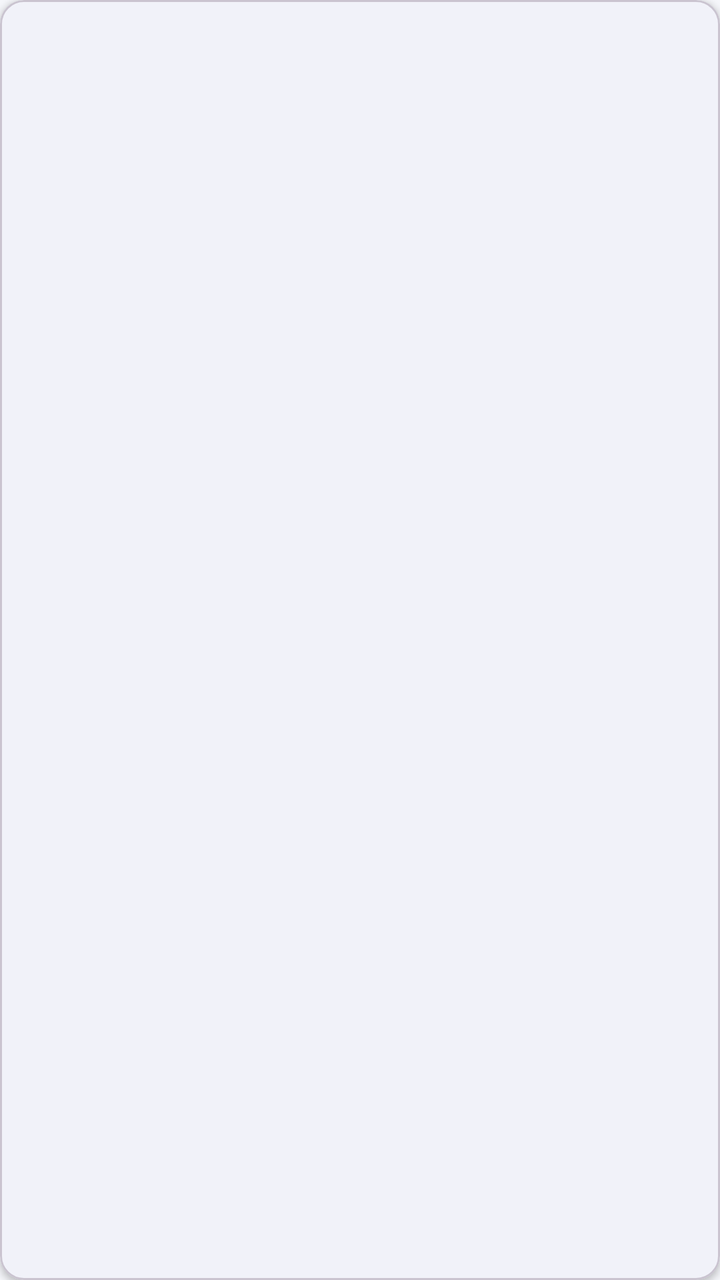
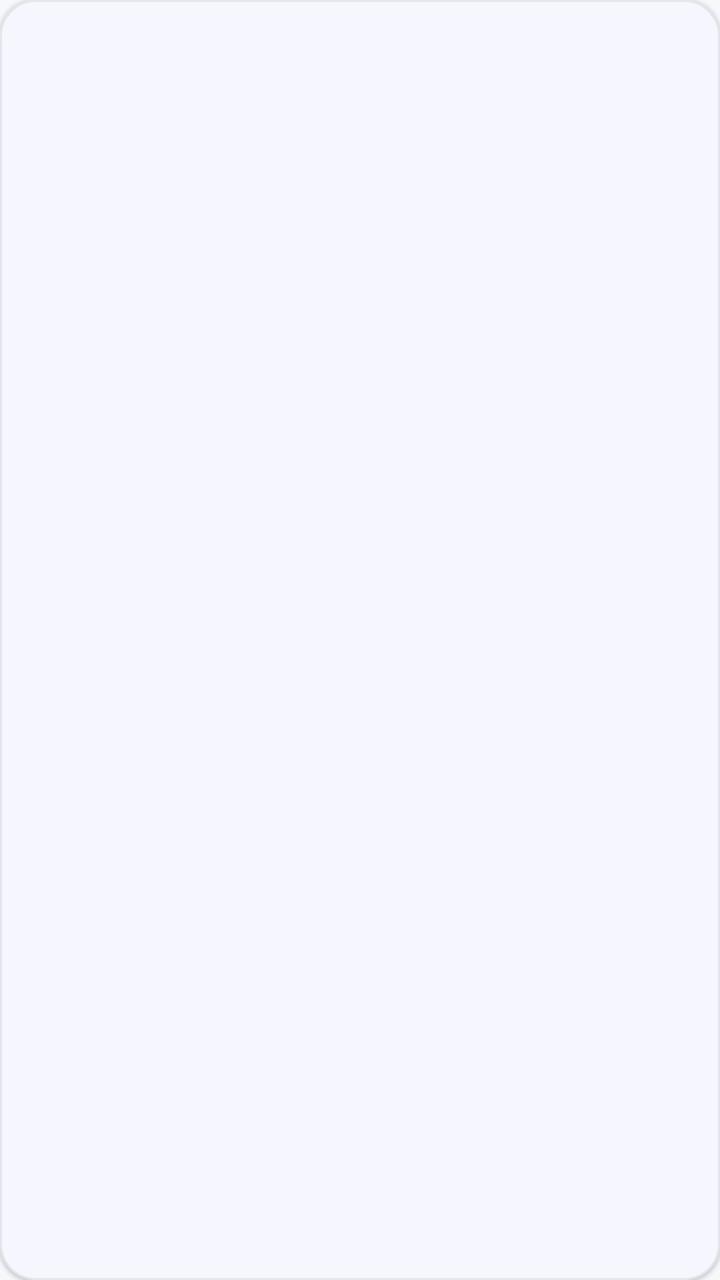

Screens rendered from an Android XML layout before and after an edit, with the pre-edit source and the edit as a unified diff.
<!-- AndroidManifest.xml: application theme Theme.Eve -->
<!-- res/layout/item_answer.xml -->
<?xml version="1.0" encoding="utf-8"?>
<com.google.android.material.card.MaterialCardView xmlns:android="http://schemas.android.com/apk/res/android"
    xmlns:app="http://schemas.android.com/apk/res-auto"
    android:layout_width="match_parent"
    android:layout_height="wrap_content"
    android:layout_margin="6dp"
    app:cardCornerRadius="12dp"
    app:cardElevation="2dp">

    <LinearLayout
        android:layout_width="match_parent"
        android:layout_height="wrap_content"
        android:orientation="vertical"
        android:padding="14dp">

        <LinearLayout
            android:layout_width="match_parent"
            android:layout_height="wrap_content"
            android:orientation="horizontal">

            <TextView
                android:id="@+id/tvQ"
                android:layout_width="0dp"
                android:layout_height="wrap_content"
                android:layout_weight="1"
                android:textColor="?attr/colorOnSurface"
                android:textSize="16sp"
                android:textStyle="bold" />

            <ImageView
                android:id="@+id/ivBookmark"
                android:layout_width="18dp"
                android:layout_height="18dp"
                android:layout_marginStart="6dp"
                android:layout_marginTop="2dp"
                android:contentDescription="Bookmarked"
                android:src="@drawable/ic_star_filled"
                android:visibility="gone" />
        </LinearLayout>

        <TextView
            android:id="@+id/tvYourAnswer"
            android:layout_width="match_parent"
            android:layout_height="wrap_content"
            android:layout_marginTop="8dp"
            android:textSize="15sp" />

        <TextView
            android:id="@+id/tvCorrectAnswer"
            android:layout_width="match_parent"
            android:layout_height="wrap_content"
            android:layout_marginTop="4dp"
            android:textColor="@color/eve_green"
            android:textSize="15sp" />

        <com.google.android.material.button.MaterialButton
            android:id="@+id/btnToggleExplanation"
            style="@style/Widget.Material3.Button.TextButton"
            android:layout_width="wrap_content"
            android:layout_height="wrap_content"
            android:layout_marginTop="4dp"
            android:layout_marginStart="-8dp"
            android:text="Explanation dekho"
            android:textSize="13sp"
            android:visibility="gone" />

        <TextView
            android:id="@+id/tvExplanation"
            android:layout_width="match_parent"
            android:layout_height="wrap_content"
            android:background="@color/eve_bg"
            android:padding="10dp"
            android:textColor="?attr/colorOnSurface"
            android:textSize="14sp"
            android:visibility="gone" />
    </LinearLayout>
</com.google.android.material.card.MaterialCardView>
<!-- resources referenced by this layout -->
<resources>
  <color name="eve_bg">#F5F6FA</color>
  <color name="eve_green">#2E7D32</color>
  <!-- drawable ic_star_filled (drawable) -->
  <vector xmlns:android="http://schemas.android.com/apk/res/android"
      android:width="24dp"
      android:height="24dp"
      android:viewportWidth="24"
      android:viewportHeight="24">
      <path
          android:pathData="M12,17.27L18.18,21l-1.64,-7.03L22,9.24l-7.19,-0.61L12,2 9.19,8.63 2,9.24l5.46,4.73L5.82,21z"
          android:fillColor="@color/eve_accent" />
  </vector>
  <style name="Theme.Eve" parent="Theme.Material3.Light.NoActionBar">
          <item name="colorPrimary">@color/eve_primary</item>
          <item name="colorOnPrimary">@android:color/white</item>
          <item name="colorSecondary">@color/eve_accent</item>
          <item name="colorSurface">@android:color/white</item>
          <item name="colorOnSurface">#1A1A1A</item>
          <item name="android:windowBackground">@color/eve_bg</item>
          <item name="android:statusBarColor">@color/eve_primary_dark</item>
      </style>
  <color name="eve_accent">#FF6D00</color>
  <color name="eve_primary">#3F51B5</color>
  <color name="eve_primary_dark">#303F9F</color>
</resources>

<!-- the commit's change to res/layout/item_answer.xml (unified diff, before → after) -->
@@ -1,77 +1,18 @@
 <?xml version="1.0" encoding="utf-8"?>
 <com.google.android.material.card.MaterialCardView xmlns:android="http://schemas.android.com/apk/res/android"
-    xmlns:app="http://schemas.android.com/apk/res-auto"
+    style="@style/Widget.Eve.Card"
     android:layout_width="match_parent"
     android:layout_height="wrap_content"
-    android:layout_margin="6dp"
-    app:cardCornerRadius="12dp"
-    app:cardElevation="2dp">
-
-    <LinearLayout
-        android:layout_width="match_parent"
-        android:layout_height="wrap_content"
-        android:orientation="vertical"
-        android:padding="14dp">
-
-        <LinearLayout
-            android:layout_width="match_parent"
-            android:layout_height="wrap_content"
-            android:orientation="horizontal">
-
-            <TextView
-                android:id="@+id/tvQ"
-                android:layout_width="0dp"
-                android:layout_height="wrap_content"
-                android:layout_weight="1"
-                android:textColor="?attr/colorOnSurface"
-                android:textSize="16sp"
-                android:textStyle="bold" />
-
-            <ImageView
-                android:id="@+id/ivBookmark"
-                android:layout_width="18dp"
-                android:layout_height="18dp"
-                android:layout_marginStart="6dp"
-                android:layout_marginTop="2dp"
-                android:contentDescription="Bookmarked"
-                android:src="@drawable/ic_star_filled"
-                android:visibility="gone" />
+    android:layout_marginHorizontal="4dp"
+    android:layout_marginVertical="5dp">
+    <LinearLayout android:layout_width="match_parent" android:layout_height="wrap_content" android:orientation="vertical" android:padding="18dp">
+        <LinearLayout android:layout_width="match_parent" android:layout_height="wrap_content" android:orientation="horizontal">
+            <TextView android:id="@+id/tvQ" style="@style/Eve.Title" android:layout_width="0dp" android:layout_height="wrap_content" android:layout_weight="1" android:textSize="16sp" />
+            <ImageView android:id="@+id/ivBookmark" android:layout_width="18dp" android:layout_height="18dp" android:layout_marginStart="6dp" android:src="@drawable/ic_star_filled" android:visibility="gone" />
         </LinearLayout>
-
-        <TextView
-            android:id="@+id/tvYourAnswer"
-            android:layout_width="match_parent"
-            android:layout_height="wrap_content"
-            android:layout_marginTop="8dp"
-            android:textSize="15sp" />
-
-        <TextView
-            android:id="@+id/tvCorrectAnswer"
-            android:layout_width="match_parent"
-            android:layout_height="wrap_content"
-            android:layout_marginTop="4dp"
-            android:textColor="@color/eve_green"
-            android:textSize="15sp" />
-
-        <com.google.android.material.button.MaterialButton
-            android:id="@+id/btnToggleExplanation"
-            style="@style/Widget.Material3.Button.TextButton"
-            android:layout_width="wrap_content"
-            android:layout_height="wrap_content"
-            android:layout_marginTop="4dp"
-            android:layout_marginStart="-8dp"
-            android:text="Explanation dekho"
-            android:textSize="13sp"
-            android:visibility="gone" />
-
-        <TextView
-            android:id="@+id/tvExplanation"
-            android:layout_width="match_parent"
-            android:layout_height="wrap_content"
-            android:background="@color/eve_bg"
-            android:padding="10dp"
-            android:textColor="?attr/colorOnSurface"
-            android:textSize="14sp"
-            android:visibility="gone" />
+        <TextView android:id="@+id/tvYourAnswer" style="@style/Eve.Body" android:layout_width="match_parent" android:layout_height="wrap_content" android:layout_marginTop="10dp" />
+        <TextView android:id="@+id/tvCorrectAnswer" style="@style/Eve.Body" android:layout_width="match_parent" android:layout_height="wrap_content" android:layout_marginTop="5dp" />
+        <com.google.android.material.button.MaterialButton android:id="@+id/btnToggleExplanation" style="@style/Widget.Eve.TextButton" android:layout_width="wrap_content" android:layout_height="wrap_content" android:layout_marginTop="4dp" android:layout_marginStart="-8dp" android:text="Explanation dekho" android:textSize="13sp" android:visibility="gone" />
+        <TextView android:id="@+id/tvExplanation" android:layout_width="match_parent" android:layout_height="wrap_content" android:layout_marginTop="2dp" android:background="@color/eve_surface_alt" android:padding="12dp" android:textColor="@color/eve_text" android:textSize="14sp" android:visibility="gone" />
     </LinearLayout>
 </com.google.android.material.card.MaterialCardView>
<!-- resource entries referenced after the edit -->
@@ -1,7 +1,15 @@
 <!-- resources referenced by this layout -->
 <resources>
-  <color name="eve_bg">#F5F6FA</color>
-  <color name="eve_green">#2E7D32</color>
+  <color name="eve_surface_alt">#F0F2F5</color>
+  <color name="eve_text">#17191C</color>
+  <color name="eve_bg">#F7F8FA</color>
+  <style name="Widget.Eve.Button" parent="Widget.Material3.Button">
+          <item name="android:minHeight">48dp</item>
+          <item name="android:textAllCaps">false</item>
+          <item name="cornerRadius">14dp</item>
+          <item name="android:insetTop">2dp</item>
+          <item name="android:insetBottom">2dp</item>
+      </style>
   <!-- drawable ic_star_filled (drawable) -->
   <vector xmlns:android="http://schemas.android.com/apk/res/android"
       android:width="24dp"
@@ -12,17 +20,45 @@
           android:pathData="M12,17.27L18.18,21l-1.64,-7.03L22,9.24l-7.19,-0.61L12,2 9.19,8.63 2,9.24l5.46,4.73L5.82,21z"
           android:fillColor="@color/eve_accent" />
   </vector>
+  <style name="Eve.Body" parent="">
+          <item name="android:textColor">@color/eve_text</item>
+          <item name="android:textSize">15sp</item>
+      </style>
+  <style name="Eve.Title" parent="">
+          <item name="android:textColor">@color/eve_text</item>
+          <item name="android:textSize">22sp</item>
+          <item name="android:fontFamily">sans</item>
+          <item name="android:textStyle">bold</item>
+      </style>
+  <style name="Widget.Eve.Card" parent="Widget.Material3.CardView.Elevated">
+          <item name="cardCornerRadius">18dp</item>
+          <item name="cardElevation">1dp</item>
+          <item name="strokeWidth">1dp</item>
+          <item name="strokeColor">@color/eve_stroke</item>
+          <item name="cardBackgroundColor">@color/eve_surface</item>
+      </style>
+  <style name="Widget.Eve.TextButton" parent="Widget.Material3.Button.TextButton">
+          <item name="android:minHeight">44dp</item>
+          <item name="android:textAllCaps">false</item>
+          <item name="cornerRadius">12dp</item>
+      </style>
   <style name="Theme.Eve" parent="Theme.Material3.Light.NoActionBar">
           <item name="colorPrimary">@color/eve_primary</item>
           <item name="colorOnPrimary">@android:color/white</item>
           <item name="colorSecondary">@color/eve_accent</item>
-          <item name="colorSurface">@android:color/white</item>
-          <item name="colorOnSurface">#1A1A1A</item>
+          <item name="colorSurface">@color/eve_surface</item>
+          <item name="colorOnSurface">@color/eve_text</item>
           <item name="android:windowBackground">@color/eve_bg</item>
-          <item name="android:statusBarColor">@color/eve_primary_dark</item>
+          <item name="android:statusBarColor">@color/eve_bg</item>
+          <item name="android:navigationBarColor">@color/eve_bg</item>
+          <item name="android:windowLightStatusBar">true</item>
+          <item name="android:windowLightNavigationBar">true</item>
+          <item name="materialCardViewStyle">@style/Widget.Eve.Card</item>
+          <item name="materialButtonStyle">@style/Widget.Eve.Button</item>
       </style>
-  <color name="eve_accent">#FF6D00</color>
-  <color name="eve_primary">#3F51B5</color>
-  <color name="eve_primary_dark">#303F9F</color>
+  <color name="eve_accent">#4F6EF7</color>
+  <color name="eve_stroke">#E3E6EB</color>
+  <color name="eve_surface">#FFFFFF</color>
+  <color name="eve_primary">#4F6EF7</color>
 </resources>
 
